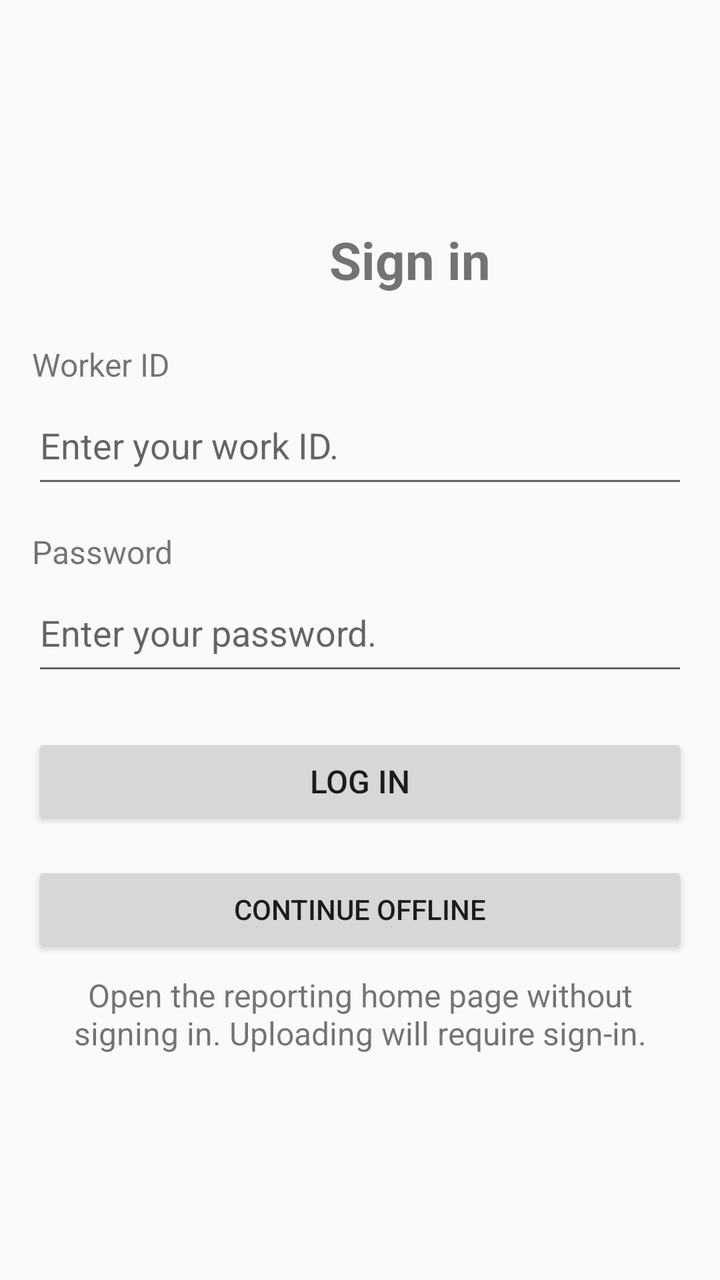
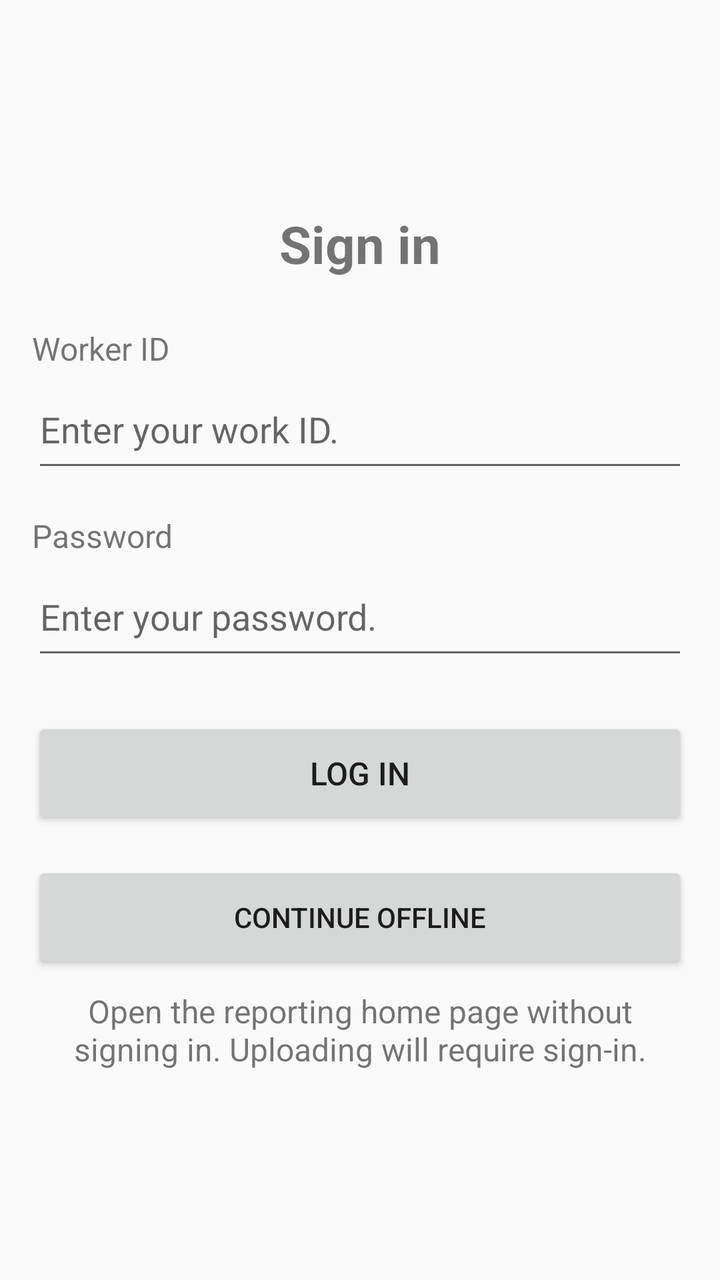

Two renders of the same Android screen: before a commit and after it. Below are the layout's source before the change and the commit's diff.
<!-- AndroidManifest.xml: application theme Theme.JavaReportingSystem -->
<!-- res/layout/activity_login.xml -->
<?xml version="1.0" encoding="utf-8"?>
<androidx.constraintlayout.widget.ConstraintLayout xmlns:android="http://schemas.android.com/apk/res/android"
    xmlns:app="http://schemas.android.com/apk/res-auto"
    xmlns:tools="http://schemas.android.com/tools"
    android:id="@+id/main"
    android:layout_width="match_parent"
    android:layout_height="match_parent"
    tools:context=".LoginActivity">

    <ScrollView
        android:layout_width="0dp"
        android:layout_height="0dp"
        android:fillViewport="true"
        app:layout_constraintTop_toTopOf="parent"
        app:layout_constraintBottom_toBottomOf="parent"
        app:layout_constraintStart_toStartOf="parent"
        app:layout_constraintEnd_toEndOf="parent">

        <LinearLayout
            android:layout_width="match_parent"
            android:layout_height="wrap_content"
            android:orientation="vertical"
            android:gravity="center_vertical"
            android:paddingStart="@dimen/activity_horizontal_margin"
            android:paddingEnd="@dimen/activity_horizontal_margin"
            android:paddingTop="@dimen/activity_vertical_margin"
            android:paddingBottom="@dimen/activity_vertical_margin">

            <TextView
                android:layout_width="378dp"
                android:layout_height="wrap_content"
                android:text="Sign in"
                android:textSize="@dimen/login_title_size"
                android:textAlignment="center"
                android:textStyle="bold" />

            <TextView
                android:layout_width="match_parent"
                android:layout_height="wrap_content"
                android:layout_marginTop="24dp"
                android:labelFor="@id/workerIdInput"
                android:text="Worker ID"
                android:textSize="@dimen/login_label_size" />

            <EditText
                android:id="@+id/workerIdInput"
                android:maxLength="50"
                android:layout_width="match_parent"
                android:layout_height="wrap_content"
                android:minHeight="56dp"
                android:autofillHints="username"
                android:imeOptions="actionNext"
                android:inputType="text"
                android:hint="Enter your work ID. "
                android:textSize="@dimen/login_input_size" />

            <TextView
                android:layout_width="match_parent"
                android:layout_height="wrap_content"
                android:layout_marginTop="16dp"
                android:labelFor="@id/passwordInput"
                android:text="Password"
                android:textSize="@dimen/login_label_size" />

            <EditText
                android:id="@+id/passwordInput"
                android:layout_width="match_parent"
                android:layout_height="wrap_content"
                android:minHeight="56dp"
                android:autofillHints="password"
                android:imeOptions="actionDone"
                android:inputType="textPassword"
                android:hint="Enter your password. "
                android:textSize="@dimen/login_input_size" />

            <Button
                android:id="@+id/loginButton"
                android:layout_width="match_parent"
                android:layout_height="wrap_content"
                android:layout_marginTop="24dp"
                android:text="Log in"
                android:textSize="@dimen/login_button_size" />

            <ProgressBar
                android:id="@+id/loginProgress"
                android:layout_width="wrap_content"
                android:layout_height="wrap_content"
                android:layout_gravity="center_horizontal"
                android:layout_marginTop="16dp"
                android:visibility="gone" />

            <TextView
                android:id="@+id/loginError"
                android:layout_width="match_parent"
                android:layout_height="wrap_content"
                android:layout_marginTop="12dp"
                android:textColor="@android:color/holo_red_dark"
                android:textSize="@dimen/login_label_size"
                android:visibility="gone" />

            <Button
                android:id="@+id/continueOfflineButton"
                android:layout_width="match_parent"
                android:layout_height="wrap_content"
                android:layout_marginTop="16dp"
                android:minHeight="48dp"
                android:text="@string/continue_offline" />

            <TextView
                android:layout_width="match_parent"
                android:layout_height="wrap_content"
                android:layout_marginTop="8dp"
                android:gravity="center"
                android:text="@string/offline_login_explanation"
                android:textSize="@dimen/login_label_size" />

        </LinearLayout>
    </ScrollView>

</androidx.constraintlayout.widget.ConstraintLayout>
<!-- resources referenced by this layout -->
<resources>
  <dimen name="activity_horizontal_margin">16dp</dimen>
  <dimen name="activity_vertical_margin">16dp</dimen>
  <dimen name="login_button_size">16sp</dimen>
  <dimen name="login_input_size">18sp</dimen>
  <dimen name="login_label_size">16sp</dimen>
  <dimen name="login_title_size">26sp</dimen>
  <string name="continue_offline">Continue offline</string>
  <string name="offline_login_explanation">Open the reporting home page without signing in. Uploading will require sign-in.</string>
  <style name="Theme.JavaReportingSystem" parent="Base.Theme.JavaReportingSystem" />
  <style name="Base.Theme.JavaReportingSystem" parent="Theme.AppCompat.DayNight.NoActionBar">
          
          
      </style>
</resources>

<!-- the commit's change to res/layout/activity_login.xml (unified diff, before → after) -->
@@ -27,7 +27,7 @@
             android:paddingBottom="@dimen/activity_vertical_margin">
 
             <TextView
-                android:layout_width="378dp"
+                android:layout_width="match_parent"
                 android:layout_height="wrap_content"
                 android:text="Sign in"
                 android:textSize="@dimen/login_title_size"
@@ -78,6 +78,7 @@
                 android:layout_width="match_parent"
                 android:layout_height="wrap_content"
                 android:layout_marginTop="24dp"
+                android:minHeight="56dp"
                 android:text="Log in"
                 android:textSize="@dimen/login_button_size" />
 
@@ -103,7 +104,7 @@
                 android:layout_width="match_parent"
                 android:layout_height="wrap_content"
                 android:layout_marginTop="16dp"
-                android:minHeight="48dp"
+                android:minHeight="56dp"
                 android:text="@string/continue_offline" />
 
             <TextView
